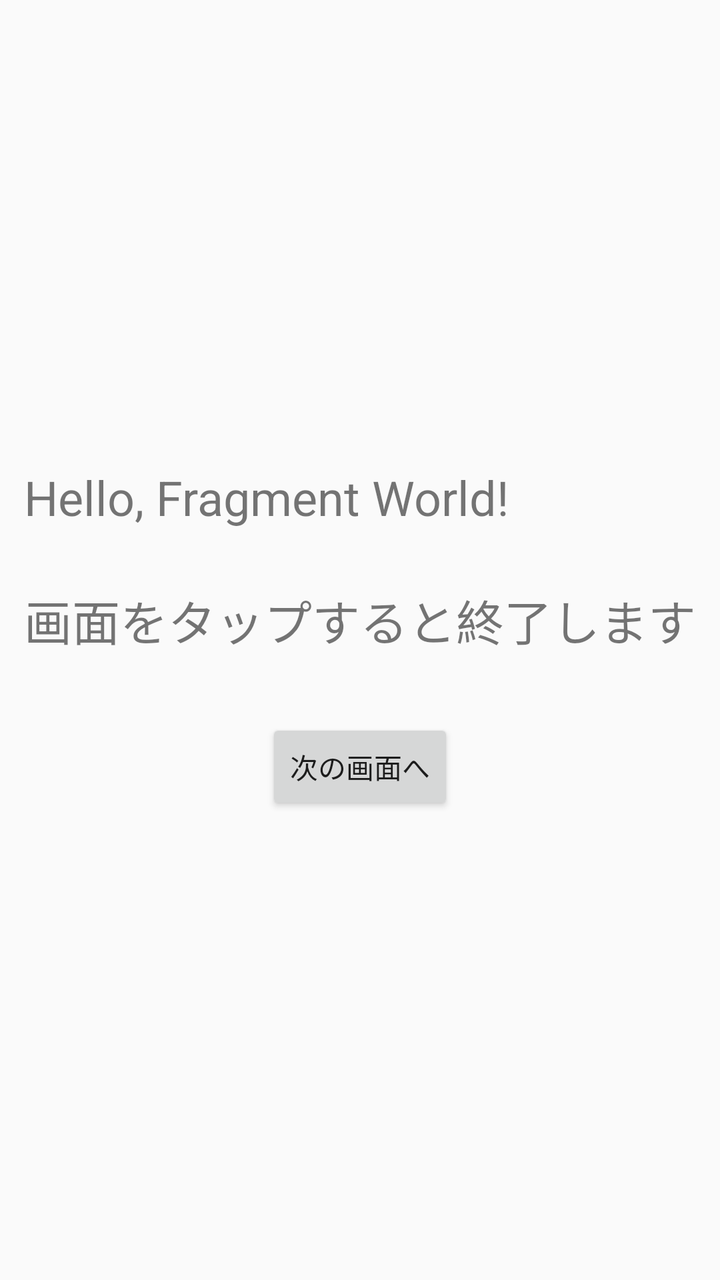
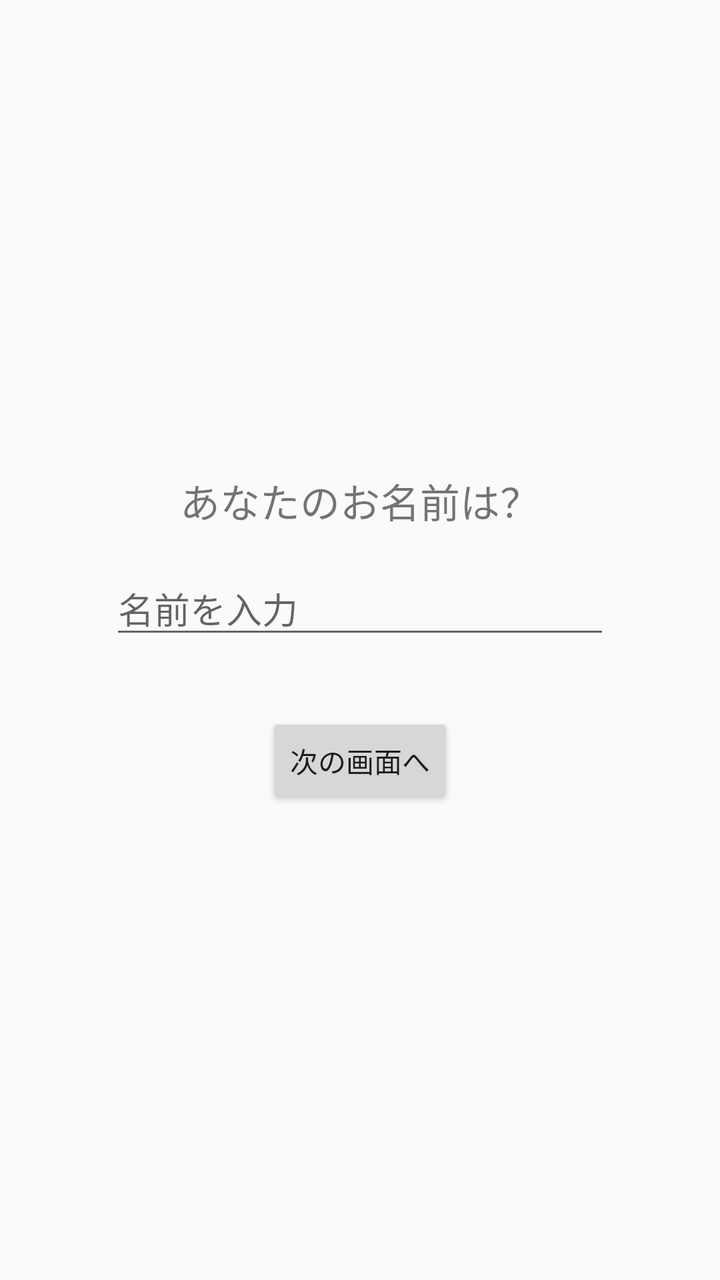

Screens rendered from an Android XML layout before and after an edit, with the pre-edit source and the edit as a unified diff.
<!-- AndroidManifest.xml: application theme Theme.AppCompat.Light.NoActionBar -->
<!-- res/layout/fragment_main.xml -->
<?xml version="1.0" encoding="utf-8"?>
<LinearLayout xmlns:android="http://schemas.android.com/apk/res/android"
    android:layout_width="match_parent"
    android:layout_height="match_parent"
    android:gravity="center"
    android:orientation="vertical">

    <TextView
        android:id="@+id/text_view"
        android:layout_width="wrap_content"
        android:layout_height="wrap_content"
        android:text="Hello, Fragment World!\n\n画面をタップすると終了します"
        android:textSize="24sp" />

    <Button
        android:id="@+id/button_next"
        android:layout_width="wrap_content"
        android:layout_height="wrap_content"
        android:layout_marginTop="32dp"
        android:text="次の画面へ" />

</LinearLayout>
<!-- resources referenced by this layout -->
<resources>

</resources>

<!-- the commit's change to res/layout/fragment_main.xml (unified diff, before → after) -->
@@ -9,8 +9,24 @@
         android:id="@+id/text_view"
         android:layout_width="wrap_content"
         android:layout_height="wrap_content"
-        android:text="Hello, Fragment World!\n\n画面をタップすると終了します"
-        android:textSize="24sp" />
+        android:text="あなたのお名前は？"
+        android:textSize="20sp" />
+
+    <EditText
+        android:id="@+id/edit_text_name"
+        android:layout_width="250dp"
+        android:layout_height="wrap_content"
+        android:layout_marginTop="16dp"
+        android:hint="名前を入力"
+        android:inputType="text" />
+
+    <TextView
+        android:id="@+id/text_error"
+        android:layout_width="wrap_content"
+        android:layout_height="wrap_content"
+        android:layout_marginTop="8dp"
+        android:textColor="#FF0000"
+        android:visibility="gone" />
 
     <Button
         android:id="@+id/button_next"
